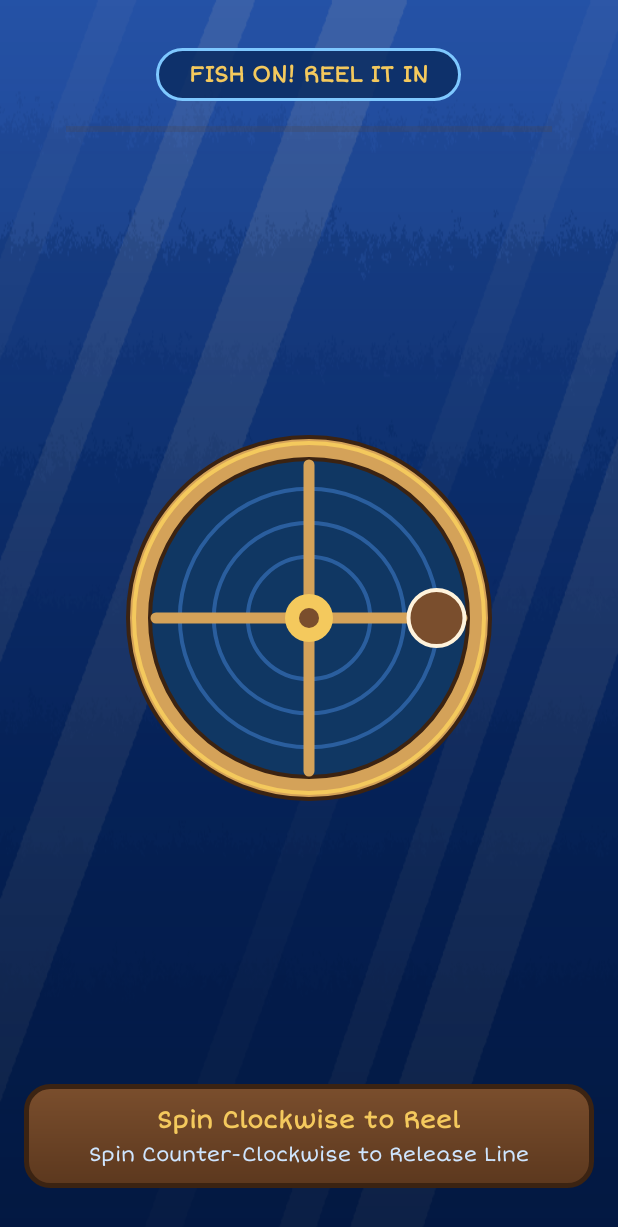
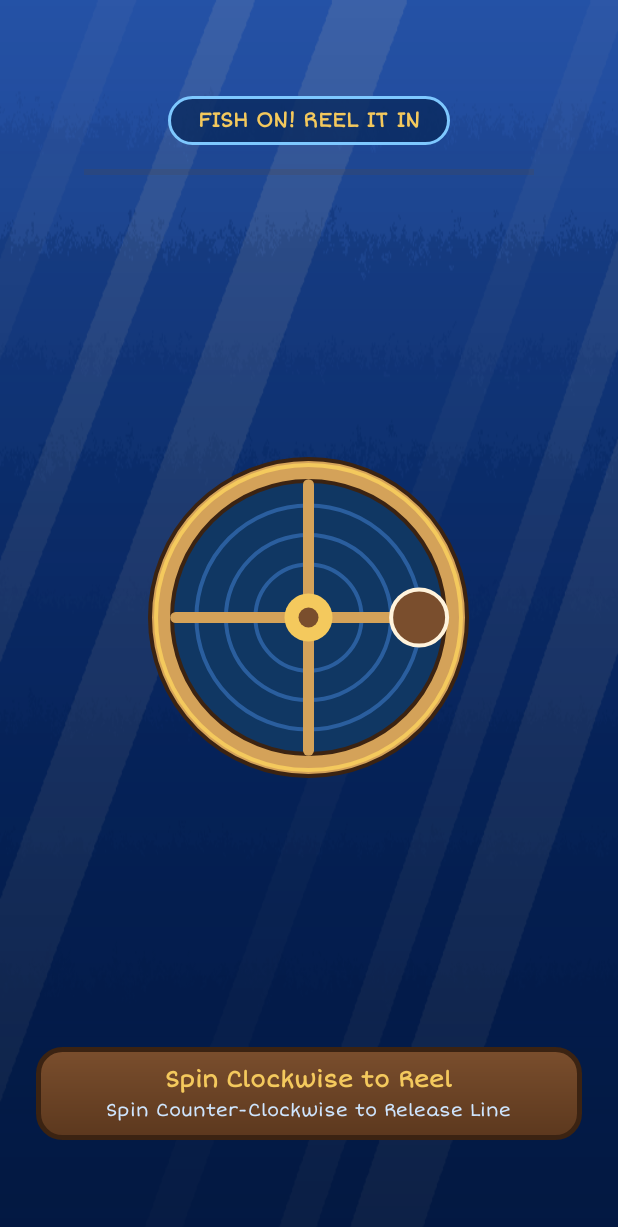
Before and after one commit to IdkLmao-119/Tight_Lines, an Android app: the layout view_reeling.xml on its own in the app's theme, with its tools: preview values and no code run, on a phone screen of 412 x 824 dp. Shown: the top 1227 px of the screen. Run offline under Robolectric (Android 15) with nearby library versions, the phone set to English and light mode, and no system bars.

Commit message:
Mobile controller UI rehaul

```diff
--- a/Tight Line Mobile Controller/app/src/main/res/layout/view_reeling.xml
+++ b/Tight Line Mobile Controller/app/src/main/res/layout/view_reeling.xml
@@ -3,8 +3,8 @@
     android:layout_width="match_parent"
     android:layout_height="match_parent"
     android:background="@drawable/bg_screen_reeling"
-    android:fitsSystemWindows="true"
-    android:padding="16dp">
+    android:paddingHorizontal="24dp"
+    android:paddingVertical="48dp">
 
     <TextView
         android:id="@+id/reelingBadge"
@@ -14,11 +14,11 @@
         android:layout_centerHorizontal="true"
         android:layout_marginTop="16dp"
         android:background="@drawable/bg_pill_badge"
-        android:paddingHorizontal="22dp"
-        android:paddingVertical="8dp"
+        android:paddingHorizontal="20dp"
+        android:paddingVertical="7dp"
         android:text="FISH ON! REEL IT IN"
         android:textColor="@color/gold_highlight"
-        android:textSize="15sp"
+        android:textSize="14sp"
         android:textStyle="bold" />
 
     <TextView
@@ -41,29 +41,30 @@
         android:id="@+id/reelingTensionBar"
         style="?android:attr/progressBarStyleHorizontal"
         android:layout_width="match_parent"
-        android:layout_height="18dp"
+        android:layout_height="16dp"
         android:layout_below="@id/playerIdentityBadge"
-        android:layout_marginHorizontal="28dp"
+        android:layout_marginHorizontal="32dp"
         android:layout_marginTop="10dp"
         android:max="100"
         android:progress="0" />
 
     <com.example.myapplication.FishingReelView
         android:id="@+id/fishingReelView"
-        android:layout_width="280dp"
-        android:layout_height="280dp"
+        android:layout_width="250dp"
+        android:layout_height="250dp"
         android:layout_centerInParent="true" />
 
     <LinearLayout
         android:layout_width="match_parent"
         android:layout_height="wrap_content"
         android:layout_alignParentBottom="true"
+        android:layout_centerHorizontal="true"
         android:layout_marginBottom="16dp"
         android:background="@drawable/bg_wood_card"
         android:gravity="center"
         android:orientation="vertical"
-        android:paddingHorizontal="18dp"
-        android:paddingVertical="14dp">
+        android:paddingHorizontal="16dp"
+        android:paddingVertical="12dp">
 
         <TextView
             android:id="@+id/a"
@@ -72,17 +73,17 @@
             android:gravity="center"
             android:text="Spin Clockwise to Reel"
             android:textColor="@color/gold_highlight"
-            android:textSize="16sp"
+            android:textSize="15sp"
             android:textStyle="bold" />
 
         <TextView
             android:layout_width="wrap_content"
             android:layout_height="wrap_content"
-            android:layout_marginTop="4dp"
+            android:layout_marginTop="3dp"
             android:gravity="center"
             android:text="Spin Counter-Clockwise to Release Line"
             android:textColor="@color/text_muted"
-            android:textSize="13sp" />
+            android:textSize="12sp" />
     </LinearLayout>
 
 </RelativeLayout>
```
Also changed, not shown: Tight Line Mobile Controller/app/src/main/res/layout/view_casting.xml (+14 -14 lines), Tight Line Mobile Controller/app/src/main/res/layout/view_overworld.xml (+21 -14 lines), 7 other files.
